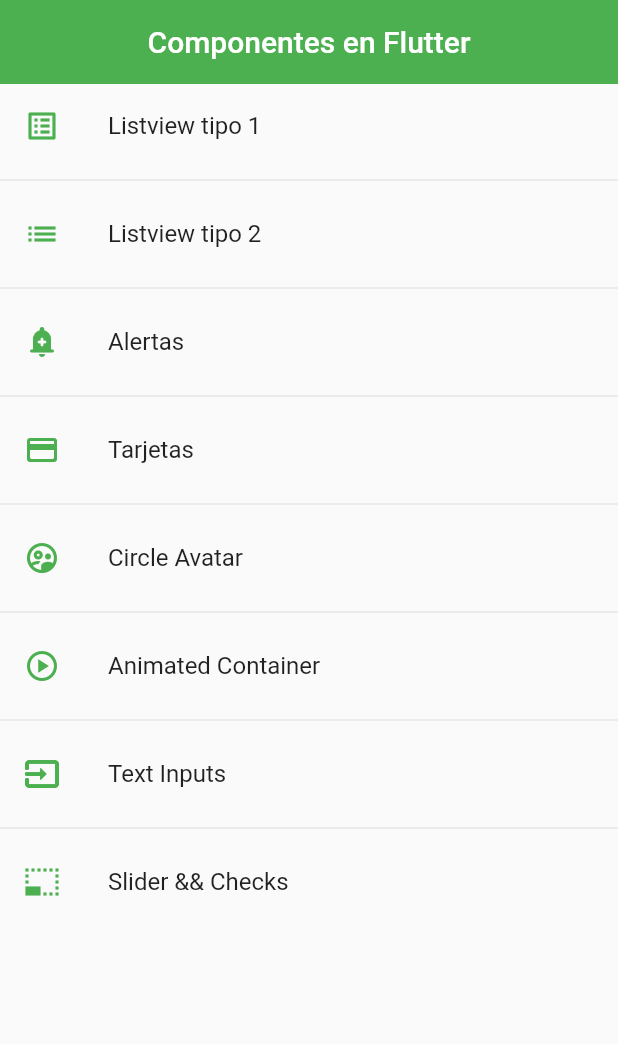
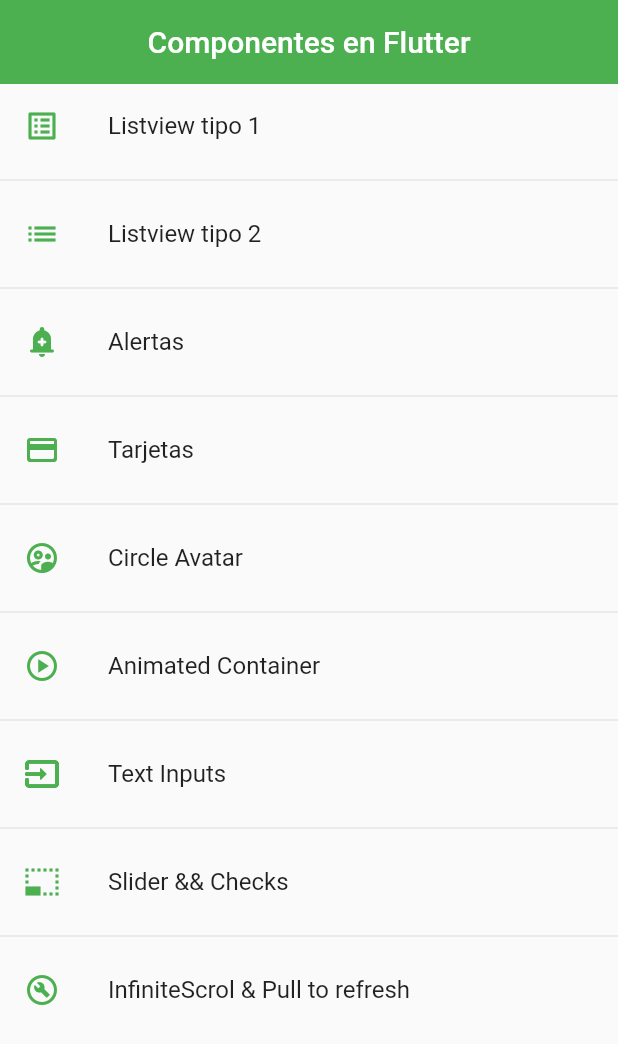
Before and after one commit to AlvaroBishop/widgets-display-Flutter, a Flutter app: the screen it shows after launch, on a phone screen of 412 x 824 dp. Shown: the top 1044 px of the screen. Run offline on Flutter 3.47's test engine with Material 2 defaults, Android fonts, the phone set to English and light mode, and no system bars; missing offline and left inert: dart:ffi.

Commit message:
add list view builder

```diff
--- a/lib/router/app_routes.dart
+++ b/lib/router/app_routes.dart
@@ -46,6 +46,11 @@
         name: 'Slider && Checks',
         screen: const SliderScreen(),
         icon: Icons.photo_size_select_small_sharp),
+    MenuOptions(
+        route: 'listviewbuilder',
+        name: 'InfiniteScrol & Pull to refresh',
+        screen: const ListViewBuilderScreen(),
+        icon: Icons.build_circle_outlined),
   ];
 
   static Map<String, Widget Function(BuildContext)> getAppRoutes() {
--- a/lib/screens/screens.dart
+++ b/lib/screens/screens.dart
@@ -1,3 +1,5 @@
+
+export 'package:widgets_showdown/screens/listview_builder_screen.dart';
 
 export 'package:widgets_showdown/screens/alert_screen.dart';
 export 'package:widgets_showdown/screens/animated_screen.dart';
```
Also changed, not shown: lib/screens/listview_builder_screen.dart (added, +30 -0 lines).
